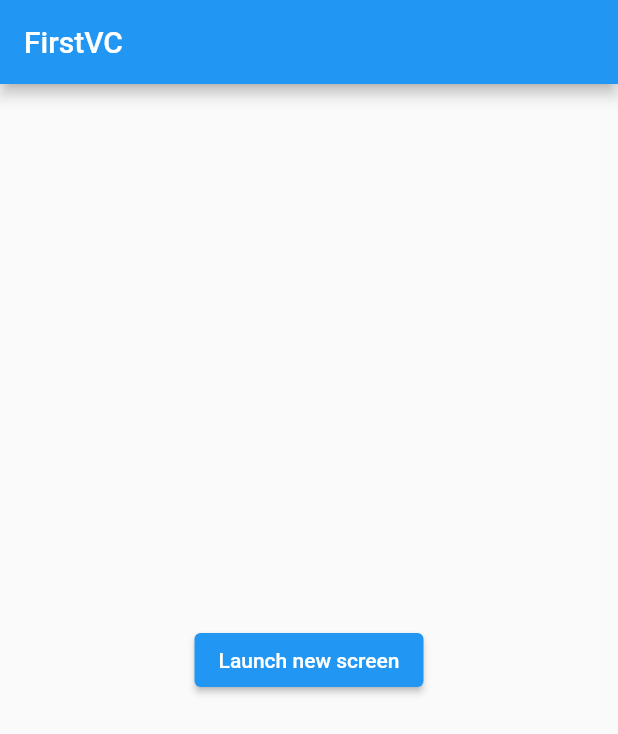
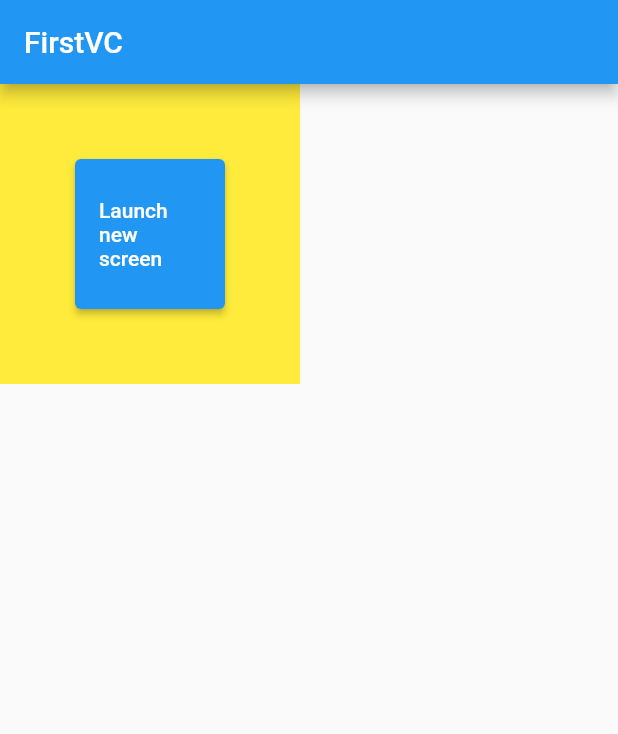
Before and after one commit to kenan0620/FlutterUI, a Flutter app: the FirstVC screen opened directly, on a phone screen of 412 x 824 dp. Shown: the top 734 px of the screen. Run offline on Flutter 3.47's test engine with Material 2 defaults, Android fonts, the phone set to English and light mode, and no system bars; our stand-ins replace cached_network_image, dio, transparent_image.

Commit message:
库增加

```diff
--- a/lib/Cookbook/NavigatorSmple.dart
+++ b/lib/Cookbook/NavigatorSmple.dart
@@ -17,7 +17,9 @@ class FirstVC extends StatelessWidget {
       appBar: new AppBar(
         title: new Text('FirstVC'),
       ),
-      body: new Center(
+      body: new Container(
+        padding: EdgeInsets.only(left: 50,top: 50,right: 50,bottom: 50),
+        color: Colors.yellow,
         child: new ElevatedButton(
             onPressed: () {
               // Navigate to second screen when tapped!
@@ -27,6 +29,8 @@ class FirstVC extends StatelessWidget {
               );
             },
             child: new Text('Launch new screen')),
+        width: 200,
+          height: 200,
       ),
     );
   }
```
Also changed, not shown: lib/FlutterForIOS.dart (+1 -48 lines), pubspec.yaml (+12 -1 lines).
